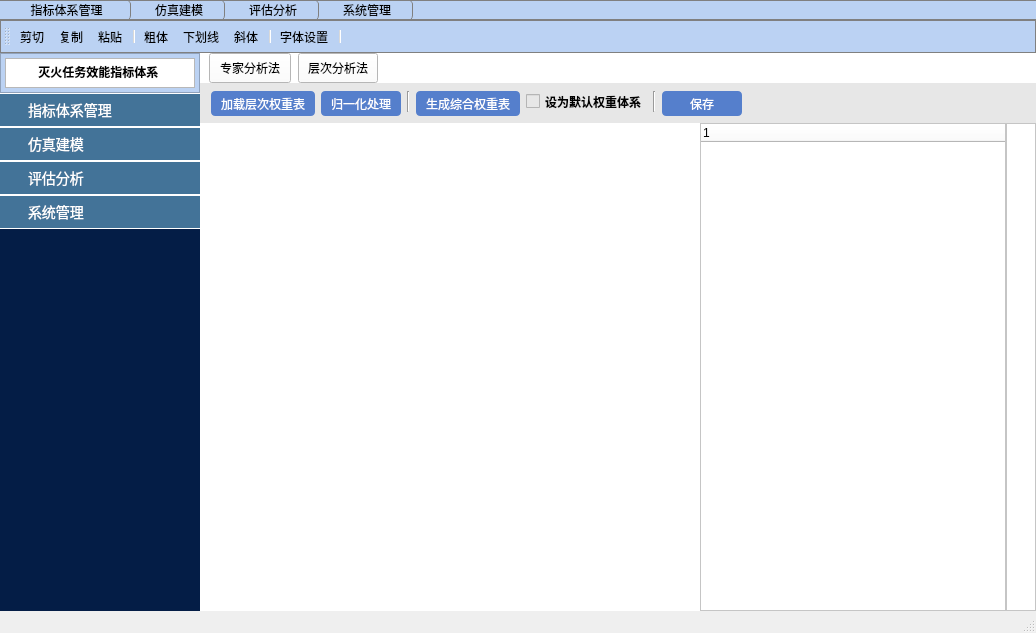
This is mainwindow.ui in basiABC/evaluation as Qt 5 draws it before an edit. The edited form follows.
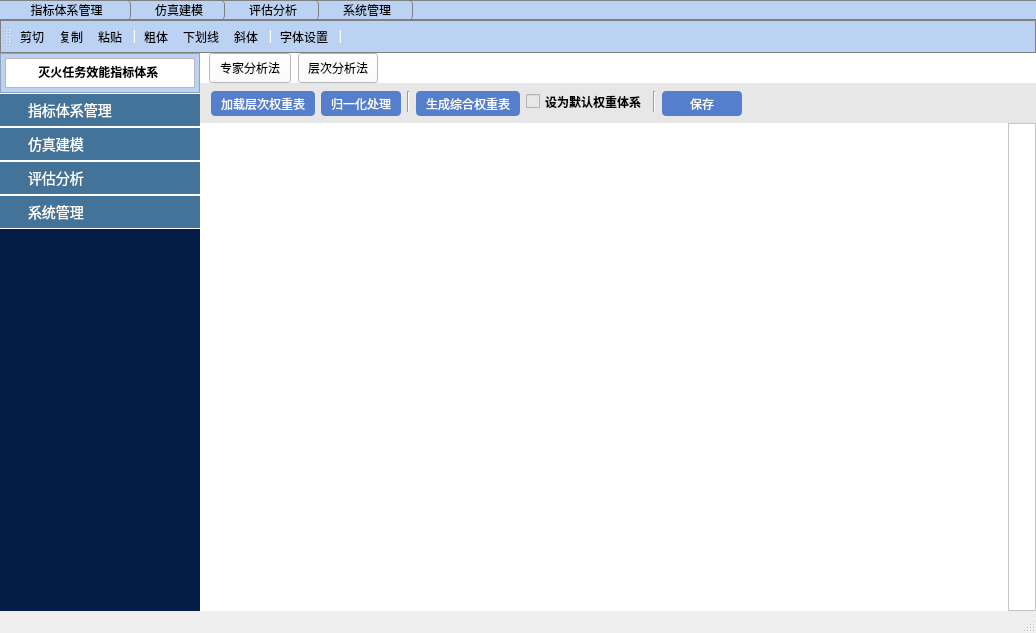
This is the edited form. The open tabs and pages were chosen to show the change. Icons and pictures are not drawn.

The edit to the form file:
```diff
--- a/mainwindow.ui
+++ b/mainwindow.ui
@@ -1427,6 +1427,9 @@
                       <verstretch>0</verstretch>
                      </sizepolicy>
                     </property>
+                    <property name="styleSheet">
+                     <string notr="true"/>
+                    </property>
                     <widget class="QWidget" name="page"/>
                     <widget class="QWidget" name="page_2">
                      <layout class="QHBoxLayout" name="horizontalLayout_8">
@@ -1445,15 +1448,6 @@
                       <property name="bottomMargin">
                        <number>0</number>
                       </property>
-                      <item>
-                       <widget class="QTreeWidget" name="treeWidget_2">
-                        <column>
-                         <property name="text">
-                          <string notr="true">1</string>
-                         </property>
-                        </column>
-                       </widget>
-                      </item>
                      </layout>
                     </widget>
                    </widget>
@@ -1468,7 +1462,7 @@
                     </property>
                     <property name="minimumSize">
                      <size>
-                      <width>30</width>
+                      <width>28</width>
                       <height>0</height>
                      </size>
                     </property>
```
Left out of the diff: 6 changed lines with no effect on the pictures.
